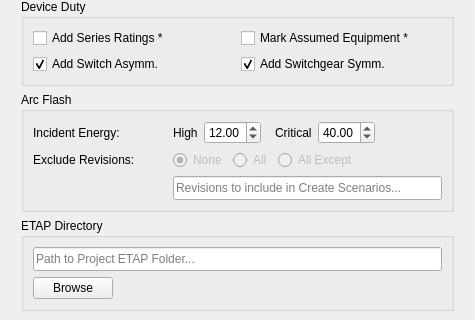
adilzafar66/pss-table-generator, file res/pss_report_gen_ui.ui: the form before one commit; both pictures show x 0 to 475 and y 241 to 561 of the 475 by 877 pixel window.
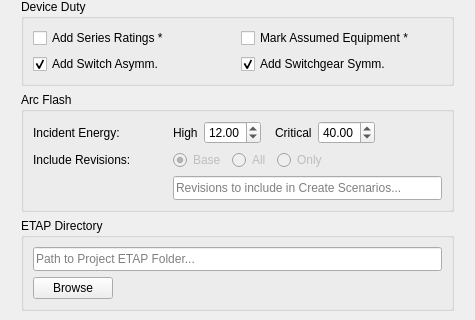
The form after the commit.

Commit message: Major update: add revision support, presentation variable, report generation option

The edit to the form file:
```diff
--- a/res/pss_report_gen_ui.ui
+++ b/res/pss_report_gen_ui.ui
@@ -348,7 +348,7 @@
                 <bool>false</bool>
                </property>
                <property name="text">
-                <string>None</string>
+                <string>Base</string>
                </property>
                <property name="checked">
                 <bool>true</bool>
@@ -374,7 +374,7 @@
                 <bool>false</bool>
                </property>
                <property name="text">
-                <string>All Except</string>
+                <string>Only</string>
                </property>
               </widget>
              </item>
@@ -396,7 +396,7 @@
            <item row="1" column="1">
             <widget class="QLabel" name="exclude_revisions_label">
              <property name="text">
-              <string>Exclude Revisions:</string>
+              <string>Include Revisions:</string>
              </property>
             </widget>
            </item>
```
Left out of the diff: 24 changed lines with no effect on the pictures. The commit also changes 7 other files.
